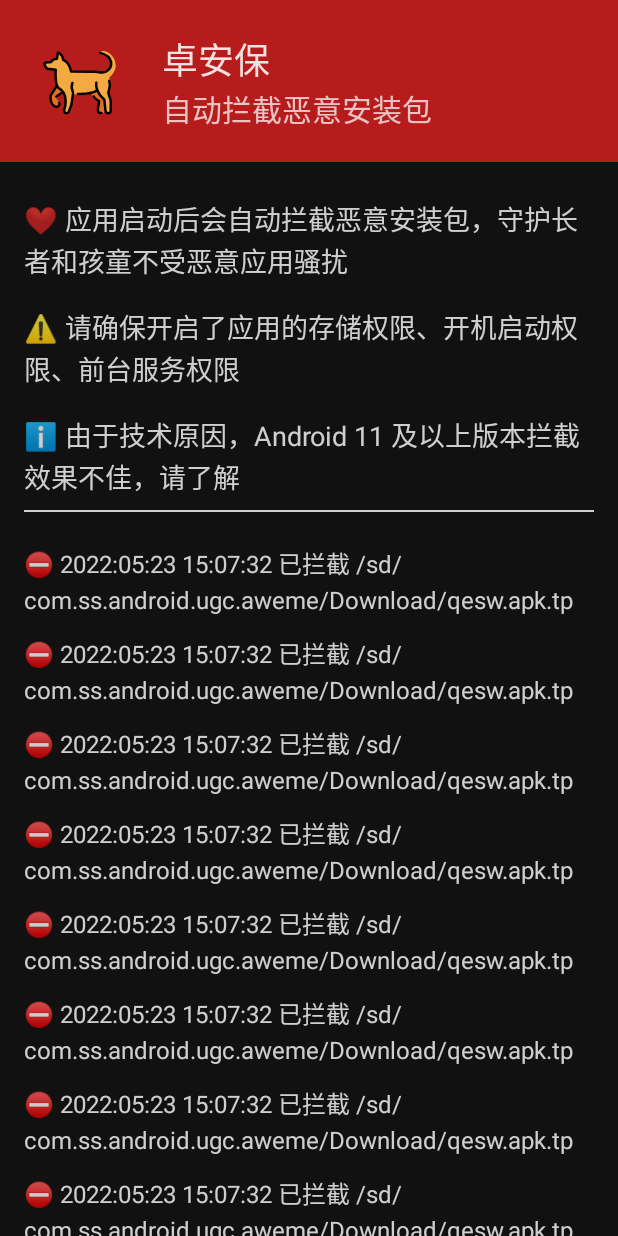
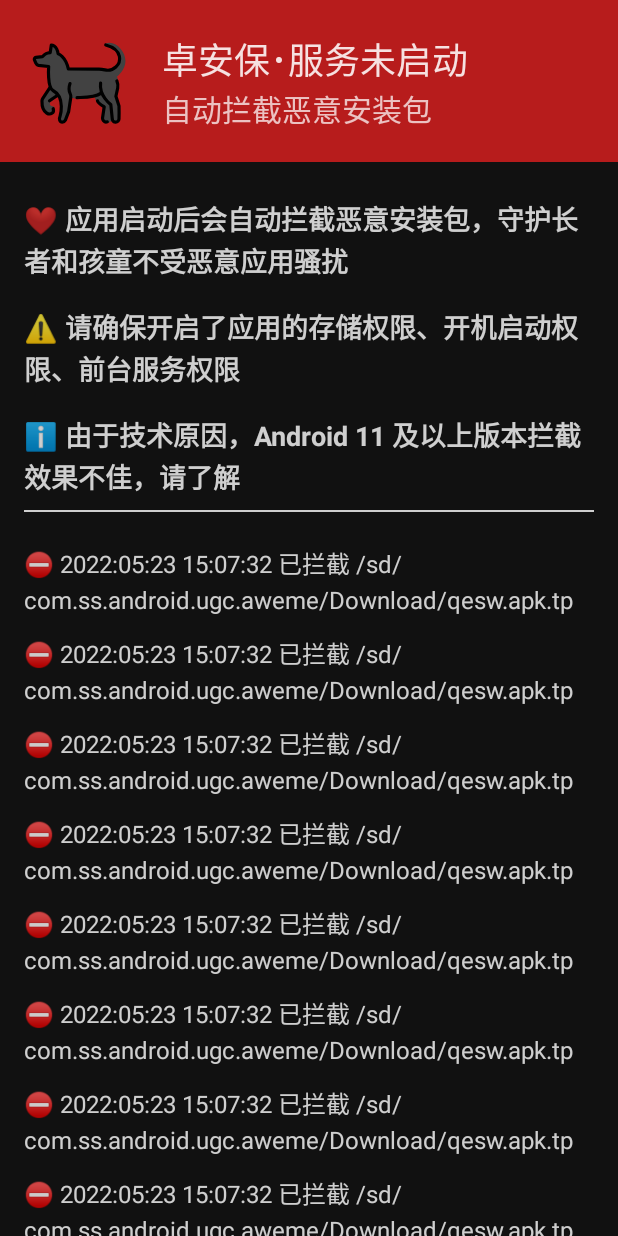
Before and after one commit to richshaw2015/ApkAway, an Android app built with Jetpack Compose: the @Preview function DefaultPreview, on a phone screen of 412 x 824 dp. Run offline under Robolectric (Android 15) with nearby library versions, the phone set to English and light mode, and no system bars.

Commit message:
动态判断权限

```diff
--- a/app/src/main/java/org/dinorss/apkaway/MainActivity.kt
+++ b/app/src/main/java/org/dinorss/apkaway/MainActivity.kt
@@ -29,6 +29,7 @@ import androidx.core.app.ActivityCompat
 import androidx.core.content.ContextCompat
 import androidx.compose.ui.Alignment
 import androidx.compose.ui.res.painterResource
+import androidx.compose.ui.text.font.FontWeight
 import androidx.compose.ui.unit.dp
 import androidx.compose.ui.unit.sp
 
@@ -46,10 +47,10 @@ class MainActivity : ComponentActivity() {
         // 检查权限
         checkAllPermissions()
 
-        Log.d("", hasAllPermissions().toString())
-
-        // 启动服务
-        startService(Intent(this, ApkBlockerService::class.java))
+        if (hasAllPermissions()) {
+            // 启动服务
+            startService(Intent(this, ApkBlockerService::class.java))
+        }
     }
 
     private fun isServiceRunning(serviceClass: Class<*>): Boolean {
@@ -124,6 +125,23 @@ class MainActivity : ComponentActivity() {
         }
     }
 
+    override fun onRequestPermissionsResult(requestCode: Int,
+                                            permissions: Array<String>, grantResults: IntArray) {
+        super.onRequestPermissionsResult(requestCode, permissions, grantResults)
+        Log.i("PERM", "$requestCode")
+
+        // 权限更新
+        setContent {
+            ApkAwayTheme {
+                HomePage(hasAllPermissions = hasAllPermissions())
+            }
+        }
+        if (hasAllPermissions()) {
+            // 启动服务
+            startService(Intent(this, ApkBlockerService::class.java))
+        }
+    }
+
     companion object{
         const val  ACTION_STOP_FOREGROUND = "${BuildConfig.APPLICATION_ID}.stopforeground"
     }
@@ -133,7 +151,7 @@ class MainActivity : ComponentActivity() {
 fun HomePage(hasAllPermissions: Boolean = false) {
     Scaffold(
         content = { Column() {
-            TopBanner()
+            TopBanner(hasAllPermissions = hasAllPermissions)
             MiddleDeclaration(hasAllPermissions = hasAllPermissions)
             BottomLog()
         } },
@@ -156,18 +174,23 @@ fun HomePage(hasAllPermissions: Boolean = false) {
 }
 
 @Composable
-fun TopBanner() {
+fun TopBanner(hasAllPermissions: Boolean = false) {
     Row(
         verticalAlignment = Alignment.CenterVertically,
         modifier = Modifier
             .background(MaterialTheme.colors.primary)
             .fillMaxWidth()) {
         Image(
-            painter = painterResource(R.drawable.ic_launcher_foreground),
+            painter = if (hasAllPermissions) painterResource(R.drawable.ic_logo) else painterResource(
+                R.drawable.ic_logo_grey
+            ),
             contentDescription = "Logo",
+            Modifier
+                .size(108.dp, 108.dp)
+                .padding(16.dp)
         )
         Column {
-            Text("卓安保", fontSize = 24.sp)
+            Text("卓安保･" + (if (hasAllPermissions) "守护中" else "服务未启动"), fontSize = 24.sp)
             Text("自动拦截恶意安装包", fontSize = 20.sp, color = MaterialTheme.colors.onPrimary)
         }
     }
@@ -184,6 +207,7 @@ fun MiddleDeclaration(hasAllPermissions: Boolean = false) {
             Text(
                 "❤️ 应用启动后会自动拦截恶意安装包，守护长者和孩童不受恶意应用骚扰",
                 fontSize = 18.sp,
+                fontWeight = FontWeight.Bold,
                 lineHeight = 28.sp,
                 modifier = Modifier.padding(vertical = 8.dp),
                 color = MaterialTheme.colors.onBackground
@@ -194,6 +218,7 @@ fun MiddleDeclaration(hasAllPermissions: Boolean = false) {
                 Text(
                     "⚠️ 请确保开启了应用的存储权限、开机启动权限、前台服务权限",
                     fontSize = 18.sp,
+                    fontWeight = FontWeight.Bold,
                     lineHeight = 28.sp,
                     modifier = Modifier.padding(vertical = 8.dp),
                     color = MaterialTheme.colors.onBackground
@@ -204,6 +229,7 @@ fun MiddleDeclaration(hasAllPermissions: Boolean = false) {
                 Text(
                     "ℹ️️ 由于技术原因，Android 11 及以上版本拦截效果不佳，请了解",
                     fontSize = 18.sp,
+                    fontWeight = FontWeight.Bold,
                     lineHeight = 28.sp,
                     modifier = Modifier.padding(vertical = 8.dp),
                     color = MaterialTheme.colors.onBackground
--- /dev/null
+++ b/app/src/main/res/drawable/ic_logo.xml
@@ -0,0 +1,33 @@
+<vector android:height="108dp" android:viewportHeight="72"
+    android:viewportWidth="72" android:width="108dp" xmlns:android="http://schemas.android.com/apk/res/android">
+    <path android:fillColor="#F4AA41"
+        android:pathData="M17.213,12.75l-1.088,5l-2.287,0.563L12.002,20.305l-5.499,0.632l-0.353,1.5l1.842,3.084L15,27.313l0.953,9.895l0.635,3.918l4.941,3.71l1.991,6.151l-0.8,7.535l0.8,3.458l2.568,-1.136l1.894,-4.931L30.088,46.5l3.37,0.875l7.55,-0.875l8.08,-2.188l2.94,3.883l2.935,3.995l0.438,7.622l1.188,2.092l3.114,-0.923L60,51.725l-1.95,-6.107l1.292,-6.744l-0.943,-3.438l1,-0.063l-0.625,-2.063c0,0 5.282,-4.222 5.313,-9.875c0.038,-7.104 -7.292,-13.604 -12.583,-11.104l1.113,1.206L56.838,15l2.957,3.929l0.259,5.883l-2.85,2.995c0,0 -3.418,1.318 -3.608,1.336c-0.19,0.018 -3.357,-0.373 -3.782,-0.437c-0.425,-0.064 -7.664,-0.224 -7.914,-0.226C41.65,28.478 28,28.375 28,28.375l-1.763,-5.003l-2.079,-2.813l-2.332,-1.642l-1.112,-2.945L19.588,13.75L17.213,12.75z" android:strokeColor="#00000000"/>
+    <path android:fillColor="#E27022"
+        android:pathData="M44.296,45.156l1.208,3.594l4.257,2.947l-0.244,6.344l0.612,3.863l3.167,0.512c0,0 2.25,-0.667 2.792,-3.583l-0.75,-7.875l-3.5,-3.5l-2.542,-4.292L44.296,45.156z" android:strokeColor="#00000000"/>
+    <path android:fillColor="#E27022"
+        android:pathData="M16.675,39.799l-5.525,7.672c-0.013,0.019 -0.022,0.041 -0.023,0.064L10.8,51.83c-0.002,0.029 0.006,0.058 0.023,0.082l3.19,4.498c0.022,0.031 0.056,0.05 0.094,0.052l3.949,0.265c0.046,0.003 0.09,-0.02 0.115,-0.059l1.16,-1.864c0.005,-0.009 0.007,-0.011 0.011,-0.021c0.045,-0.14 0.449,-2.684 -1.161,-2.884c-1.884,-0.234 -2.055,-1.234 -1.66,-2.448v0c-0.009,-0.047 0.01,-0.096 0.049,-0.124l5.532,-4.088c0.06,-0.045 0.068,-0.132 0.017,-0.186l-2.873,-3.062c-0.019,-0.021 -0.042,-0.034 -0.07,-0.038c-0.3,-0.04 -2.229,-0.36 -2.275,-2.089C16.896,39.748 16.744,39.705 16.675,39.799z" android:strokeColor="#00000000"/>
+    <path android:fillColor="#00000000"
+        android:pathData="M58.667,35.917c0.667,1.698 0.851,2.964 0.516,4.501l-1.132,5.201L60,51.725c0,0 0.121,4.77 0.001,8.279c-0.037,1.087 -0.949,1.975 -2.037,1.975l-0.353,0c-1.346,0 -1.926,-1.325 -1.926,-2.671l-0.852,-8.391c0,0 -7.491,-5.467 -6.458,-13.604"
+        android:strokeColor="#000000" android:strokeLineCap="round"
+        android:strokeLineJoin="round" android:strokeWidth="2"/>
+    <path android:fillColor="#00000000"
+        android:pathData="M33.515,46.5c3.833,-0.205 11.234,0 14.984,-2.688"
+        android:strokeColor="#000000" android:strokeLineCap="round"
+        android:strokeLineJoin="round" android:strokeWidth="2"/>
+    <path android:fillColor="#00000000"
+        android:pathData="M51.625,13.25c5.76,1.546 8.075,4.29 8.649,7.205c1.039,5.269 -4.012,9.798 -9.224,8.502c-2.526,-0.628 -4.649,-0.443 -4.649,-0.443L28,28.375c-1.688,-8.125 -6.447,-9.565 -6.447,-9.565c-0.865,-5.56 -4.303,-5.56 -4.303,-5.56l-0.7,4.839l-1.464,0.25c-0.784,0.134 -1.512,0.495 -2.093,1.039l-1.352,1.265l-4.114,0.442c-0.761,0.082 -1.229,0.874 -0.933,1.58l0.881,2.102c0.29,0.691 0.906,1.192 1.643,1.332l6.467,0.733c0,0 -1,13.167 2.729,15.167c8.131,4.361 4.407,16.522 4.407,16.522c-0.822,1.436 -0.187,3.458 1.468,3.458h0.002c0.794,0 1.523,-0.437 1.899,-1.136l2.1,-5.468l1.377,-9.145c0.108,-0.718 -0.036,-1.443 -0.365,-2.09c-0.576,-1.133 -1.254,-3.361 -0.137,-6.526"
+        android:strokeColor="#000000" android:strokeLineCap="round"
+        android:strokeLineJoin="round" android:strokeWidth="2"/>
+    <path android:fillColor="#00000000"
+        android:pathData="M16.235,40.3l-4.352,6.655c-0.321,0.47 -0.504,1.03 -0.519,1.619c-0.044,1.755 -0.255,5.541 2.999,7.69c0.854,0.564 2.464,0.639 3.314,0.111c0.717,-0.445 1.303,-1.291 0.774,-2.891"
+        android:strokeColor="#000000" android:strokeLineCap="round"
+        android:strokeLineJoin="round" android:strokeWidth="2"/>
+    <path android:fillColor="#00000000"
+        android:pathData="M20.534,45.437L16.125,48.516"
+        android:strokeColor="#000000" android:strokeLineCap="round"
+        android:strokeLineJoin="round" android:strokeWidth="2"/>
+    <path android:fillColor="#00000000"
+        android:pathData="M46.417,48.516c0.433,1.567 3.077,3.003 4.25,3.734l-1.07,7.143c0,0.652 0.187,1.281 0.591,1.732c1.063,1.188 2.43,0.665 2.43,0.665"
+        android:strokeColor="#000000" android:strokeLineCap="round"
+        android:strokeLineJoin="round" android:strokeWidth="2"/>
+</vector>
--- /dev/null
+++ b/app/src/main/res/drawable/ic_logo_grey.xml
@@ -0,0 +1,33 @@
+<vector android:height="108dp" android:viewportHeight="72"
+    android:viewportWidth="72" android:width="108dp" xmlns:android="http://schemas.android.com/apk/res/android">
+    <path android:fillColor="#424242"
+        android:pathData="M17.213,12.75l-1.088,5l-2.287,0.563L12.002,20.305l-5.499,0.632l-0.353,1.5l1.842,3.084L15,27.313l0.953,9.895l0.635,3.918l4.941,3.71l1.991,6.151l-0.8,7.535l0.8,3.458l2.568,-1.136l1.894,-4.931L30.088,46.5l3.37,0.875l7.55,-0.875l8.08,-2.188l2.94,3.883l2.935,3.995l0.438,7.622l1.188,2.092l3.114,-0.923L60,51.725l-1.95,-6.107l1.292,-6.744l-0.943,-3.438l1,-0.063l-0.625,-2.063c0,0 5.282,-4.222 5.313,-9.875c0.038,-7.104 -7.292,-13.604 -12.583,-11.104l1.113,1.206L56.838,15l2.957,3.929l0.259,5.883l-2.85,2.995c0,0 -3.418,1.318 -3.608,1.336c-0.19,0.018 -3.357,-0.373 -3.782,-0.437c-0.425,-0.064 -7.664,-0.224 -7.914,-0.226C41.65,28.478 28,28.375 28,28.375l-1.763,-5.003l-2.079,-2.813l-2.332,-1.642l-1.112,-2.945L19.588,13.75L17.213,12.75z" android:strokeColor="#00000000"/>
+    <path android:fillColor="#424242"
+        android:pathData="M44.296,45.156l1.208,3.594l4.257,2.947l-0.244,6.344l0.612,3.863l3.167,0.512c0,0 2.25,-0.667 2.792,-3.583l-0.75,-7.875l-3.5,-3.5l-2.542,-4.292L44.296,45.156z" android:strokeColor="#00000000"/>
+    <path android:fillColor="#424242"
+        android:pathData="M16.675,39.799l-5.525,7.672c-0.013,0.019 -0.022,0.041 -0.023,0.064L10.8,51.83c-0.002,0.029 0.006,0.058 0.023,0.082l3.19,4.498c0.022,0.031 0.056,0.05 0.094,0.052l3.949,0.265c0.046,0.003 0.09,-0.02 0.115,-0.059l1.16,-1.864c0.005,-0.009 0.007,-0.011 0.011,-0.021c0.045,-0.14 0.449,-2.684 -1.161,-2.884c-1.884,-0.234 -2.055,-1.234 -1.66,-2.448v0c-0.009,-0.047 0.01,-0.096 0.049,-0.124l5.532,-4.088c0.06,-0.045 0.068,-0.132 0.017,-0.186l-2.873,-3.062c-0.019,-0.021 -0.042,-0.034 -0.07,-0.038c-0.3,-0.04 -2.229,-0.36 -2.275,-2.089C16.896,39.748 16.744,39.705 16.675,39.799z" android:strokeColor="#00000000"/>
+    <path android:fillColor="#00000000"
+        android:pathData="M58.667,35.917c0.667,1.698 0.851,2.964 0.516,4.501l-1.132,5.201L60,51.725c0,0 0.121,4.77 0.001,8.279c-0.037,1.087 -0.949,1.975 -2.037,1.975l-0.353,0c-1.346,0 -1.926,-1.325 -1.926,-2.671l-0.852,-8.391c0,0 -7.491,-5.467 -6.458,-13.604"
+        android:strokeColor="#000000" android:strokeLineCap="round"
+        android:strokeLineJoin="round" android:strokeWidth="2"/>
+    <path android:fillColor="#00000000"
+        android:pathData="M33.515,46.5c3.833,-0.205 11.234,0 14.984,-2.688"
+        android:strokeColor="#000000" android:strokeLineCap="round"
+        android:strokeLineJoin="round" android:strokeWidth="2"/>
+    <path android:fillColor="#00000000"
+        android:pathData="M51.625,13.25c5.76,1.546 8.075,4.29 8.649,7.205c1.039,5.269 -4.012,9.798 -9.224,8.502c-2.526,-0.628 -4.649,-0.443 -4.649,-0.443L28,28.375c-1.688,-8.125 -6.447,-9.565 -6.447,-9.565c-0.865,-5.56 -4.303,-5.56 -4.303,-5.56l-0.7,4.839l-1.464,0.25c-0.784,0.134 -1.512,0.495 -2.093,1.039l-1.352,1.265l-4.114,0.442c-0.761,0.082 -1.229,0.874 -0.933,1.58l0.881,2.102c0.29,0.691 0.906,1.192 1.643,1.332l6.467,0.733c0,0 -1,13.167 2.729,15.167c8.131,4.361 4.407,16.522 4.407,16.522c-0.822,1.436 -0.187,3.458 1.468,3.458h0.002c0.794,0 1.523,-0.437 1.899,-1.136l2.1,-5.468l1.377,-9.145c0.108,-0.718 -0.036,-1.443 -0.365,-2.09c-0.576,-1.133 -1.254,-3.361 -0.137,-6.526"
+        android:strokeColor="#000000" android:strokeLineCap="round"
+        android:strokeLineJoin="round" android:strokeWidth="2"/>
+    <path android:fillColor="#00000000"
+        android:pathData="M16.235,40.3l-4.352,6.655c-0.321,0.47 -0.504,1.03 -0.519,1.619c-0.044,1.755 -0.255,5.541 2.999,7.69c0.854,0.564 2.464,0.639 3.314,0.111c0.717,-0.445 1.303,-1.291 0.774,-2.891"
+        android:strokeColor="#000000" android:strokeLineCap="round"
+        android:strokeLineJoin="round" android:strokeWidth="2"/>
+    <path android:fillColor="#00000000"
+        android:pathData="M20.534,45.437L16.125,48.516"
+        android:strokeColor="#000000" android:strokeLineCap="round"
+        android:strokeLineJoin="round" android:strokeWidth="2"/>
+    <path android:fillColor="#00000000"
+        android:pathData="M46.417,48.516c0.433,1.567 3.077,3.003 4.25,3.734l-1.07,7.143c0,0.652 0.187,1.281 0.591,1.732c1.063,1.188 2.43,0.665 2.43,0.665"
+        android:strokeColor="#000000" android:strokeLineCap="round"
+        android:strokeLineJoin="round" android:strokeWidth="2"/>
+</vector>
```
Also changed, not shown: 9 other files.
